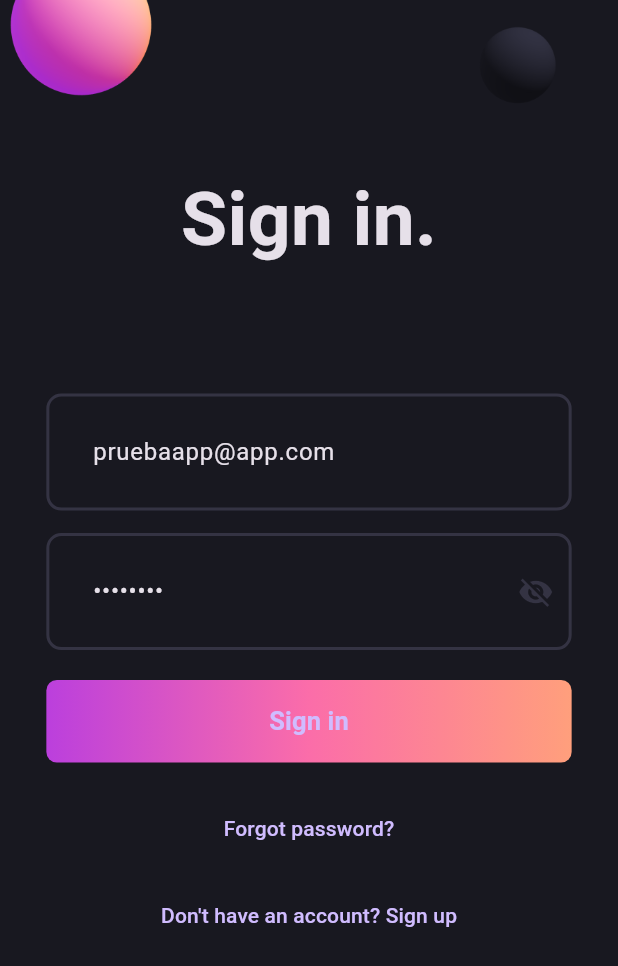
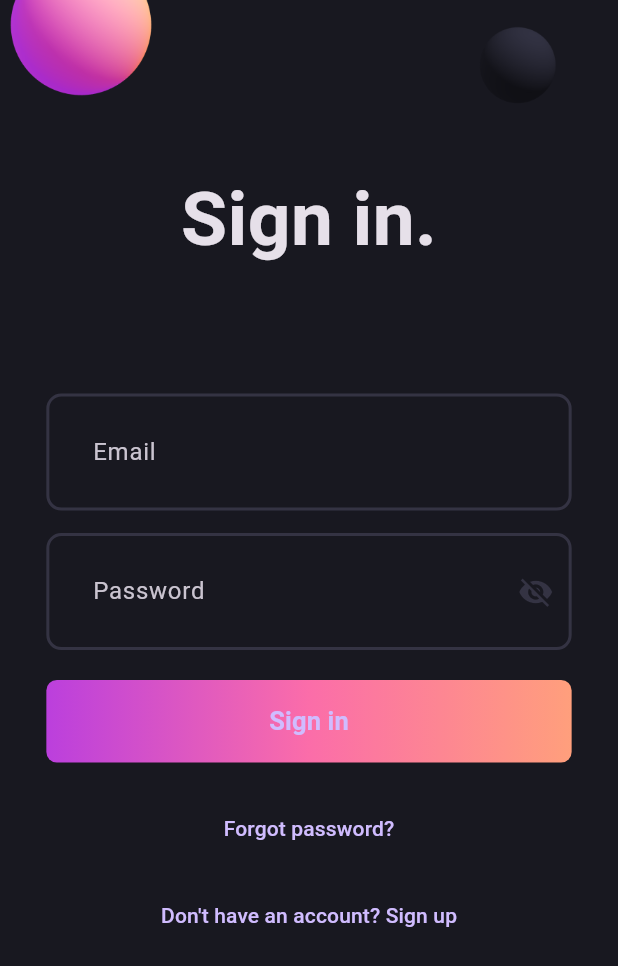
Before and after one commit to nexusats/app_finanzas, a Flutter app: the screen it shows after launch, on a phone screen of 412 x 824 dp. Shown: the top 966 px of the screen. Run offline on Flutter 3.47's test engine with Material 3 defaults, Android fonts, the phone set to English and light mode, and no system bars; our stand-ins replace flutter_dotenv, flutter_speed_dial, flutter_svg, shared_preferences, shimmer; accounts and stored records are empty.

Commit message:
remove demo login

```diff
--- a/lib/screen/auth/login_screen.dart
+++ b/lib/screen/auth/login_screen.dart
@@ -15,8 +15,8 @@ class LoginScreen extends StatefulWidget {
 
 class _LoginScreenState extends State<LoginScreen> {
   final _formKey = GlobalKey<FormState>(); // Llave para el formulario
-  final TextEditingController _emailController = TextEditingController(text: 'pruebaapp@app.com');
-  final TextEditingController _passwordController = TextEditingController(text: '12345678');
+  final TextEditingController _emailController = TextEditingController(text: '');
+  final TextEditingController _passwordController = TextEditingController(text: '');
   // final TextEditingController _emailController = TextEditingController(text: 'atsgula@gmail.com');
   // final TextEditingController _passwordController = TextEditingController(text: '567202406Atsu');
 
```
